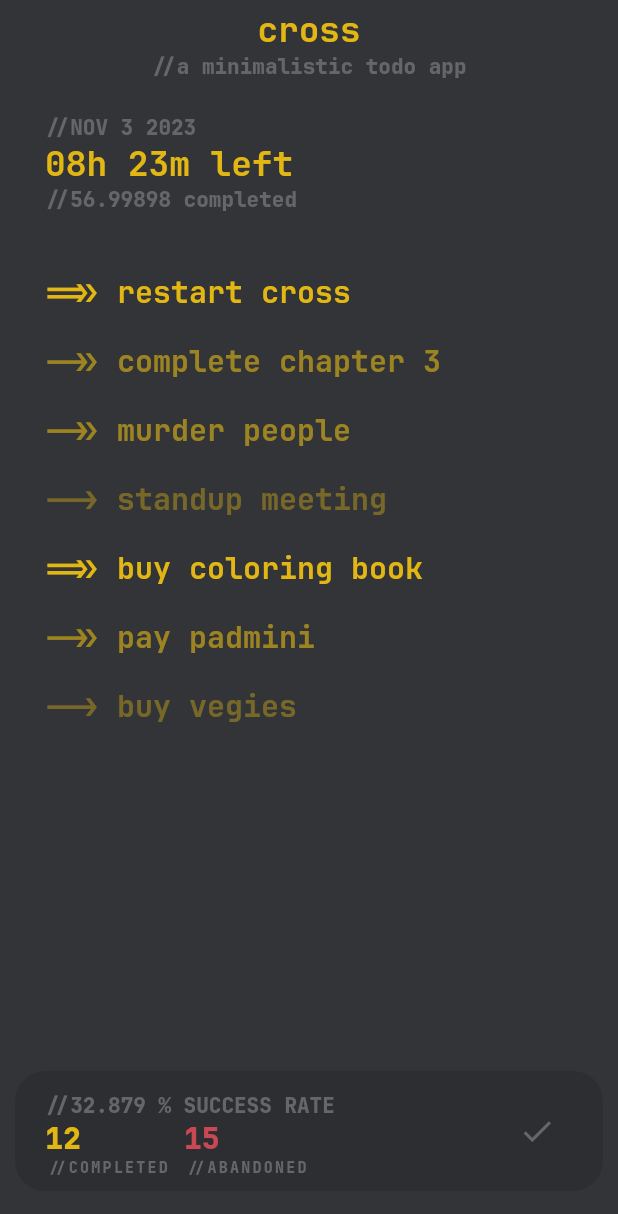
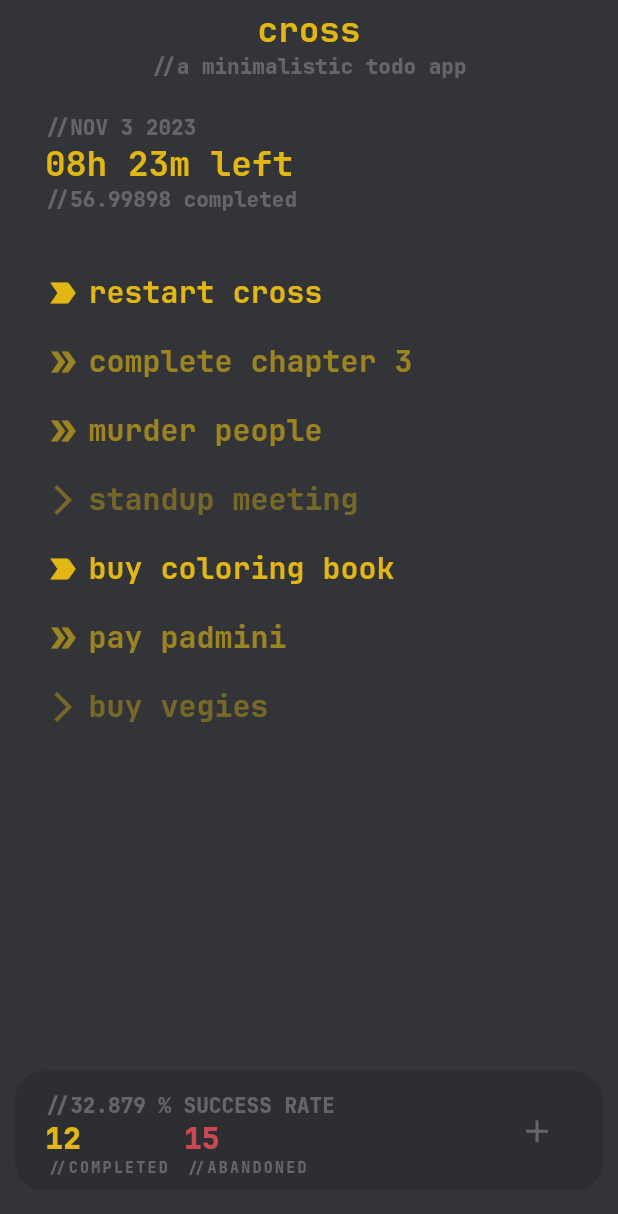
Before and after one commit to laggedskapari/cross, a Flutter app: the screen it shows after launch, on a phone screen of 412 x 824 dp. Shown: the top 1214 px of the screen. Run offline on Flutter 3.47's test engine with Material 2 defaults, Android fonts, the phone set to English and light mode, and no system bars.

Commit message:
+ submitNewTask() Working and UI changes

```diff
--- a/lib/widgets/task_card.dart
+++ b/lib/widgets/task_card.dart
@@ -1,10 +1,18 @@
 import 'package:flutter/material.dart';
 import 'package:cross/model/task.dart';
 
-class TaskCard extends StatelessWidget {
-  const TaskCard({super.key, required this.task});
+class TaskCard extends StatefulWidget {
+  TaskCard({super.key, required this.task, required this.isTaskCompleted});
 
   final Task task;
+  bool isTaskCompleted = false;
+
+  @override
+  State<TaskCard> createState() => _TaskCardState();
+}
+
+class _TaskCardState extends State<TaskCard> {
+  double initialOffset = 0.0;
 
   @override
   Widget build(BuildContext context) {
@@ -15,17 +23,53 @@ class TaskCard extends StatelessWidget {
         children: [
           Container(
             margin: const EdgeInsets.fromLTRB(20, 0, 0, 0),
-            child: Text(
-              '${(task.priority == PRIORITY.high) ? '=>>' : (task.priority == PRIORITY.medium) ? '->>' : '-->'} ${task.taskTitle}',
+            child: GestureDetector(
+              onDoubleTap: (){
+                setState(() {
+                  widget.isTaskCompleted = false;
+                });
+              },
+              onHorizontalDragStart: (DragStartDetails details) {
+                initialOffset = details.globalPosition.dx;
+              },
+              onHorizontalDragUpdate: (DragUpdateDetails details) {
+                if (details.globalPosition.dx - initialOffset > 100) {
+                  setState(() {
+                    widget.isTaskCompleted = true;
+                  });
+                }
+              },
+              child: Row(
+                children: [
+                  Padding(
+                    padding: const EdgeInsets.fromLTRB(0, 0, 5, 0),
+                    child: Icon((widget.isTaskCompleted) ? Icons.done_all_rounded : (widget.task.priority == PRIORITY.high) ? Icons.label_important : (widget.task.priority == PRIORITY.medium) ? Icons.double_arrow : Icons.arrow_forward_ios, color: (widget.isTaskCompleted)
+                        ? const Color.fromARGB(255, 100, 102, 105)
+                        : (widget.task.priority == PRIORITY.high)
+                        ? const Color.fromARGB(255, 226, 183, 20)
+                        : (widget.task.priority == PRIORITY.medium)
+                        ? const Color.fromARGB(155, 226, 183, 20)
+                        : const Color.fromARGB(100, 226, 183, 20),),
+                  ),
+                  Text(
+                    widget.task.taskTitle,
                     style: TextStyle(
                       fontFamily: 'JetBrainsMono',
                       fontSize: 20,
                       fontWeight: FontWeight.w700,
-                color: (task.priority == PRIORITY.high)
+                      color: (widget.isTaskCompleted)
+                          ? const Color.fromARGB(255, 100, 102, 105)
+                          : (widget.task.priority == PRIORITY.high)
                               ? const Color.fromARGB(255, 226, 183, 20)
-                    : (task.priority == PRIORITY.medium)
+                              : (widget.task.priority == PRIORITY.medium)
                                   ? const Color.fromARGB(155, 226, 183, 20)
                                   : const Color.fromARGB(100, 226, 183, 20),
+                      decoration: widget.isTaskCompleted
+                          ? TextDecoration.lineThrough
+                          : TextDecoration.none,
+                    ),
+                  ),
+                ],
               ),
             ),
           ),
--- a/lib/widgets/tasks_view.dart
+++ b/lib/widgets/tasks_view.dart
@@ -44,6 +44,7 @@ class TaskView extends StatelessWidget {
           child: ListView.builder(
             itemBuilder: (context, index) => TaskCard(
               task: registeredTasks[index],
+              isTaskCompleted: false,
             ),
             itemCount: registeredTasks.length,
           ),
--- a/lib/widgets/utility_belt.dart
+++ b/lib/widgets/utility_belt.dart
@@ -78,7 +78,7 @@ class _UtilityBeltState extends State<UtilityBelt> {
           IconButton(
             onPressed: widget.toggleNewTask,
             icon: Icon(
-              widget.isNewTaskVisible ? Icons.close : Icons.check,
+              widget.isNewTaskVisible ? Icons.close : Icons.add,
               size: 25,
               color: const Color.fromARGB(255, 100, 102, 105),
             ),
```
Also changed, not shown: lib/animations/shake.dart (added, +32 -0 lines), lib/screens/settings.dart (added, +12 -0 lines), lib/widgets/new_task.dart (+64 -10 lines). Lines whose indentation alone changed are shown as unchanged.
